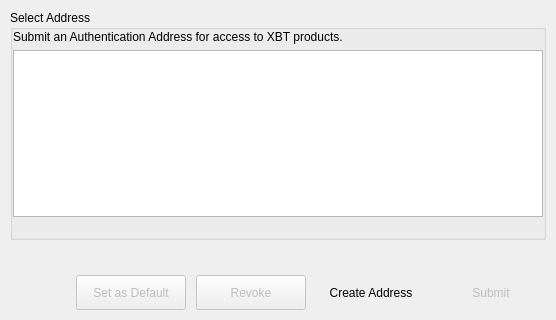
Before: the Qt Designer form BlockSettleUILib/AuthAddressDialog.ui in BlockSettle/terminal, drawn with Qt 5.
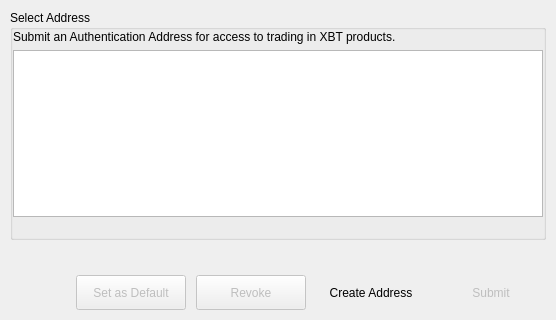
After: the same form once the commit is applied. Icons and pictures are not drawn.

Commit message: bst-2649 copy

Patch:
```diff
--- a/BlockSettleUILib/AuthAddressDialog.ui
+++ b/BlockSettleUILib/AuthAddressDialog.ui
@@ -102,7 +102,7 @@
             </sizepolicy>
            </property>
            <property name="text">
-            <string>Submit an Authentication Address for access to XBT products.</string>
+            <string>Submit an Authentication Address for access to trading in XBT products.</string>
            </property>
            <property name="textFormat">
             <enum>Qt::PlainText</enum>
```
